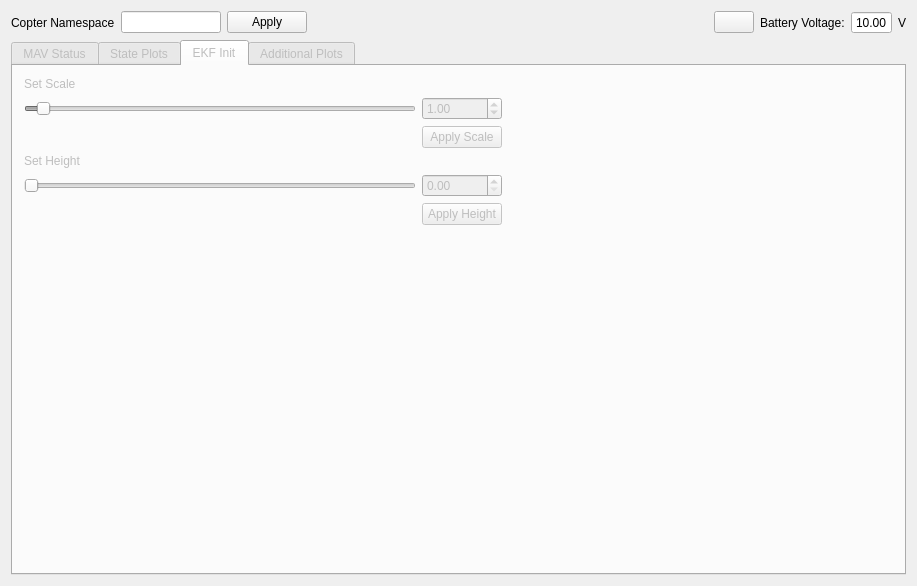
This is resource/CopterPlugin.ui in Amit10311/rqt_copter as Qt 5 draws it before an edit. The edited form follows.
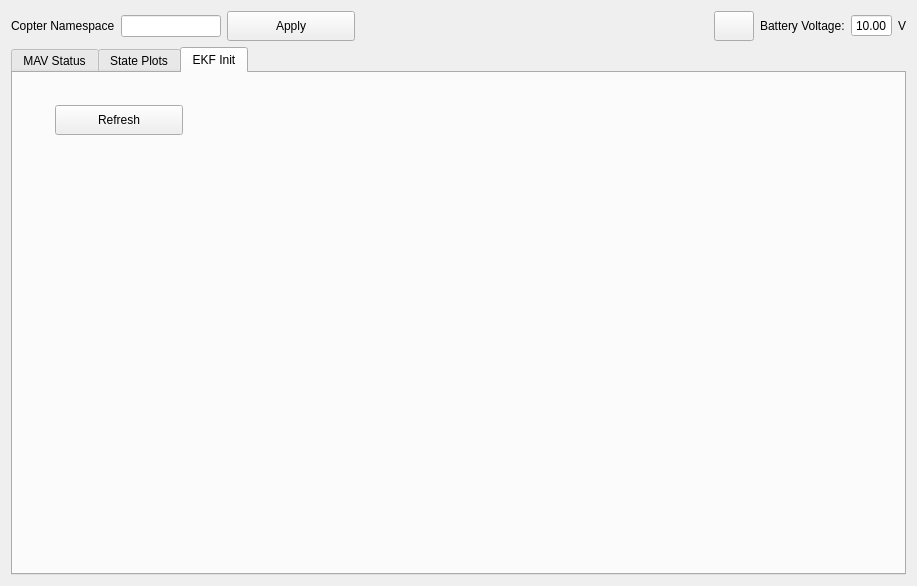
This is the edited form. The open tabs and pages were chosen to show the change.

Commit message: Modular init-service mask added

Patch:
```diff
--- a/resource/CopterPlugin.ui
+++ b/resource/CopterPlugin.ui
@@ -35,6 +35,12 @@
      </item>
      <item>
       <widget class="QPushButton" name="copter_namespace_button">
+       <property name="minimumSize">
+        <size>
+         <width>128</width>
+         <height>30</height>
+        </size>
+       </property>
        <property name="text">
         <string>Apply</string>
        </property>
@@ -58,6 +64,12 @@
        <property name="enabled">
         <bool>true</bool>
        </property>
+       <property name="minimumSize">
+        <size>
+         <width>0</width>
+         <height>30</height>
+        </size>
+       </property>
        <property name="text">
         <string/>
        </property>
@@ -103,7 +115,7 @@
      <item>
       <widget class="QTabWidget" name="tab_widget">
        <property name="enabled">
-        <bool>false</bool>
+        <bool>true</bool>
        </property>
        <property name="currentIndex">
         <number>0</number>
@@ -403,31 +415,10 @@
          <string>EKF Init</string>
         </attribute>
         <layout class="QGridLayout" name="gridLayout_5">
-         <item row="0" column="0">
-          <layout class="QGridLayout" name="dyn_rec_frame_layout">
            <item row="1" column="0">
-            <widget class="QSlider" name="scale_slider">
-             <property name="cursor">
-              <cursorShape>SizeHorCursor</cursorShape>
-             </property>
-             <property name="minimum">
-              <number>1</number>
-             </property>
-             <property name="maximum">
-              <number>3000</number>
-             </property>
-             <property name="singleStep">
-              <number>1</number>
-             </property>
-             <property name="value">
-              <number>100</number>
-             </property>
-             <property name="orientation">
-              <enum>Qt::Horizontal</enum>
-             </property>
-            </widget>
-           </item>
-           <item row="6" column="0">
+          <layout class="QVBoxLayout" name="srv_container_layout"/>
+         </item>
+         <item row="3" column="0">
             <spacer name="verticalSpacer">
              <property name="orientation">
               <enum>Qt::Vertical</enum>
@@ -440,64 +431,42 @@
              </property>
             </spacer>
            </item>
-           <item row="4" column="0">
-            <widget class="QSlider" name="height_slider">
-             <property name="cursor">
-              <cursorShape>SizeHorCursor</cursorShape>
-             </property>
-             <property name="maximum">
-              <number>2000</number>
-             </property>
-             <property name="singleStep">
-              <number>1</number>
-             </property>
-             <property name="orientation">
-              <enum>Qt::Horizontal</enum>
-             </property>
-            </widget>
-           </item>
            <item row="0" column="0">
-            <widget class="QLabel" name="scale_label">
-             <property name="text">
-              <string>Set Scale</string>
-             </property>
-            </widget>
-           </item>
-           <item row="4" column="1">
-            <widget class="QDoubleSpinBox" name="height_spin_box">
-             <property name="maximum">
-              <double>20.000000000000000</double>
-             </property>
-             <property name="singleStep">
-              <double>0.010000000000000</double>
-             </property>
-            </widget>
-           </item>
-           <item row="1" column="1">
-            <widget class="QDoubleSpinBox" name="scale_spin_box">
-             <property name="minimum">
-              <double>0.010000000000000</double>
-             </property>
-             <property name="maximum">
-              <double>30.000000000000000</double>
-             </property>
-             <property name="singleStep">
-              <double>0.010000000000000</double>
-             </property>
-             <property name="value">
-              <double>1.000000000000000</double>
-             </property>
-            </widget>
-           </item>
-           <item row="3" column="0">
-            <widget class="QLabel" name="height_label">
+          <widget class="QWidget" name="srv_refresh_widget" native="true">
+           <layout class="QHBoxLayout" name="horizontalLayout_4">
+            <item>
+             <layout class="QHBoxLayout" name="srv_refresh_layout">
+              <item>
+               <spacer name="verticalSpacer_5">
+                <property name="orientation">
+                 <enum>Qt::Vertical</enum>
+                </property>
+                <property name="sizeType">
+                 <enum>QSizePolicy::Fixed</enum>
+                </property>
+                <property name="sizeHint" stdset="0">
+                 <size>
+                  <width>20</width>
+                  <height>50</height>
+                 </size>
+                </property>
+               </spacer>
+              </item>
+              <item>
+               <widget class="QPushButton" name="srv_refresh_button">
+                <property name="minimumSize">
+                 <size>
+                  <width>128</width>
+                  <height>30</height>
+                 </size>
+                </property>
              <property name="text">
-              <string>Set Height</string>
+                 <string>Refresh</string>
              </property>
             </widget>
            </item>
-           <item row="4" column="2">
-            <spacer name="horizontalSpacer_4">
+              <item>
+               <spacer name="horizontalSpacer_3">
              <property name="orientation">
               <enum>Qt::Horizontal</enum>
              </property>
@@ -509,31 +478,10 @@
              </property>
             </spacer>
            </item>
-           <item row="5" column="1">
-            <widget class="QPushButton" name="apply_height_button">
-             <property name="text">
-              <string>Apply Height</string>
-             </property>
-            </widget>
-           </item>
-           <item row="2" column="1">
-            <widget class="QPushButton" name="apply_scale_button">
-             <property name="text">
-              <string>Apply Scale</string>
-             </property>
-            </widget>
-           </item>
           </layout>
          </item>
         </layout>
        </widget>
-       <widget class="QWidget" name="additional_plots_tab">
-        <attribute name="title">
-         <string>Additional Plots</string>
-        </attribute>
-        <layout class="QGridLayout" name="gridLayout_4">
-         <item row="0" column="0">
-          <layout class="QGridLayout" name="gridLayout"/>
          </item>
         </layout>
        </widget>
```
Left out of the diff: 28 changed lines with no effect on the pictures. Lines whose indentation alone changed are shown as unchanged. The commit also changes 2 other files.
